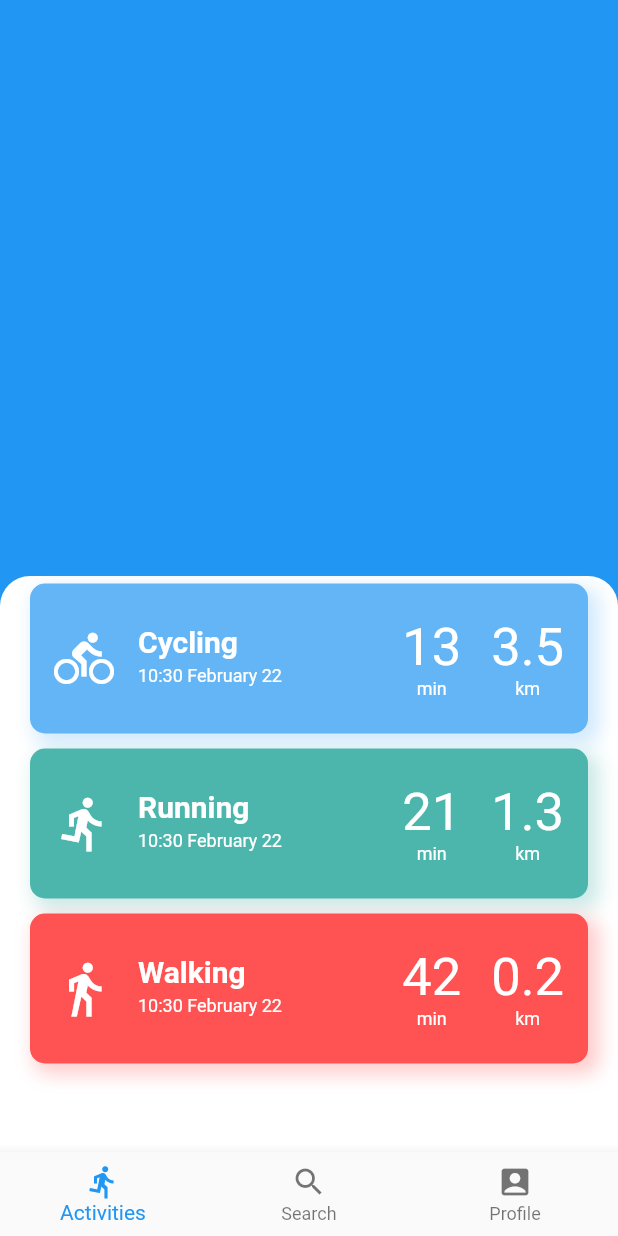
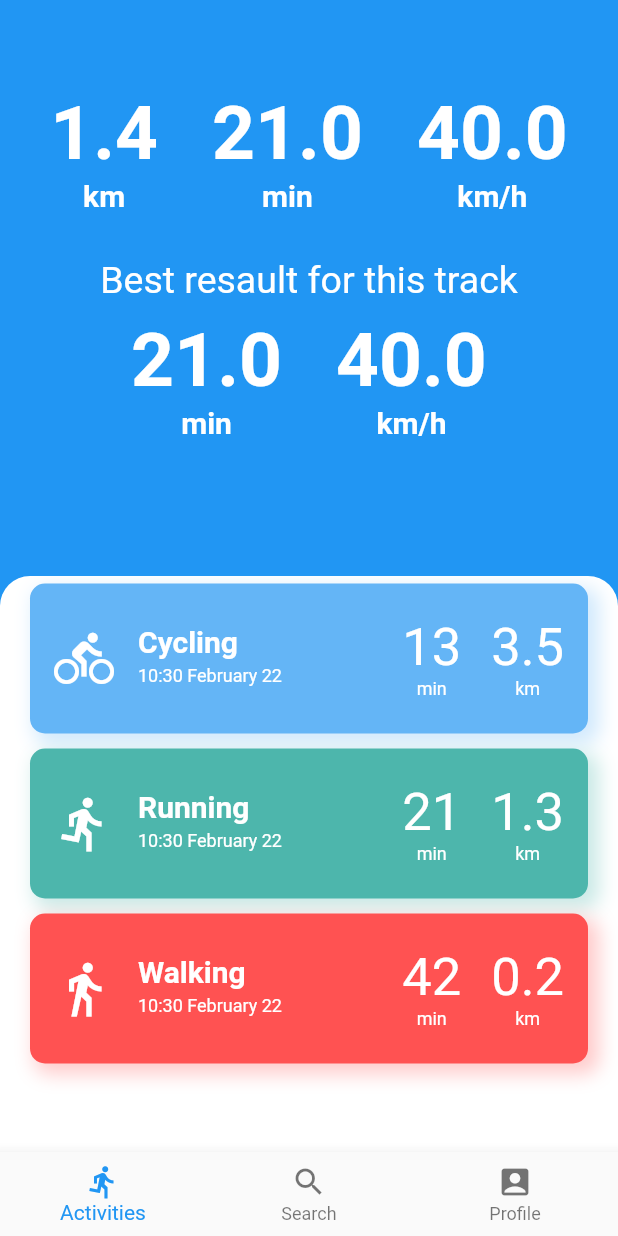
Before and after one commit to keyclicker/untitled_int20h_mobile_project, a Flutter app: the screen it shows after launch, on a phone screen of 412 x 824 dp. Run offline on Flutter 3.47's test engine with Material 2 defaults, Android fonts, the phone set to English and light mode, and no system bars.

Commit message:
Bad activities tab added

```diff
--- a/lib/activities.dart
+++ b/lib/activities.dart
@@ -2,7 +2,9 @@ import 'package:flutter/material.dart';
 import 'activity_tile.dart';
 
 enum ActivityType {
-  Running, Cycling, Walking,
+  Running,
+  Cycling,
+  Walking,
 }
 
 class Activities extends StatefulWidget {
@@ -17,8 +19,64 @@ class _ActivitiesState extends State<Activities> {
       children: <Widget>[
         Container(
           color: Colors.blue,
+          child: _drawInfo(),
         ),
         MyBottomSheet(),
+      ],
+    );
+  }
+
+  Widget _drawValue(double value, String sub) {
+    return Container(
+      padding: EdgeInsets.symmetric(horizontal: 18, vertical: 10),
+      child: Column(
+        children: <Widget>[
+          Text("${value}",
+              style: TextStyle(
+                  fontSize: 50,
+                  color: Colors.white,
+                  fontWeight: FontWeight.w600
+              )),
+          Text(sub,
+              style: TextStyle(
+                  fontSize: 20,
+                  color: Colors.white,
+                  fontWeight: FontWeight.w600
+              ))
+        ],
+      ),
+    );
+  }
+
+
+  Widget _drawInfo() {
+    return Column(
+      mainAxisAlignment: MainAxisAlignment.start,
+      children: <Widget>[
+        Container(height: 50),
+        Row(
+          mainAxisAlignment: MainAxisAlignment.center,
+          children: <Widget>[
+            _drawValue(1.4, "km"),
+            _drawValue(21, "min"),
+            _drawValue(40, "km/h"),
+          ],
+        ),
+
+        Container(height: 20),
+
+        Text("Best resault for this track",
+            style: TextStyle(fontSize: 25, color: Colors.white)),
+
+        Row(
+          mainAxisAlignment: MainAxisAlignment.center,
+          children: <Widget>[
+            _drawValue(21, "min"),
+            _drawValue(40, "km/h"),
+          ],
+        ),
+
+
       ],
     );
   }
@@ -46,9 +104,20 @@ class _MyBottomSheetState extends State<MyBottomSheet> {
             child: ListView(
               controller: scrollController,
               children: <Widget>[
-                ActivityTile(type: ActivityType.Cycling,date: DateTime.now(), duration: Duration(minutes: 13), length: 3.5,),
-                ActivityTile(type: ActivityType.Running,date: DateTime.now(), duration: Duration(minutes: 21), length: 1.3,),
-                ActivityTile(type: ActivityType.Walking,date: DateTime.now(), duration: Duration(minutes: 42), length: 0.2,),
+                ActivityTile(type: ActivityType.Cycling,
+                  date: DateTime.now(),
+                  duration: Duration(minutes: 13),
+                  length: 3.5,),
+                ActivityTile(
+                  type: ActivityType.Running,
+                  date: DateTime.now(),
+                  duration: Duration(minutes: 21),
+                  length: 1.3,),
+                ActivityTile(
+                  type: ActivityType.Walking,
+                  date: DateTime.now(),
+                  duration: Duration(minutes: 42),
+                  length: 0.2,),
               ],
             ),
           );
--- /dev/null
+++ b/lib/colors.dart
@@ -0,0 +1 @@
+import 'package:flutter/material.dart';
--- a/pubspec.yaml
+++ b/pubspec.yaml
@@ -17,6 +17,7 @@ environment:
   sdk: ">=2.1.0 <3.0.0"
 
 dependencies:
+  google_maps_flutter: any
   flutter:
     sdk: flutter
 
```
Also changed, not shown: pubspec.lock, 3 other files.
